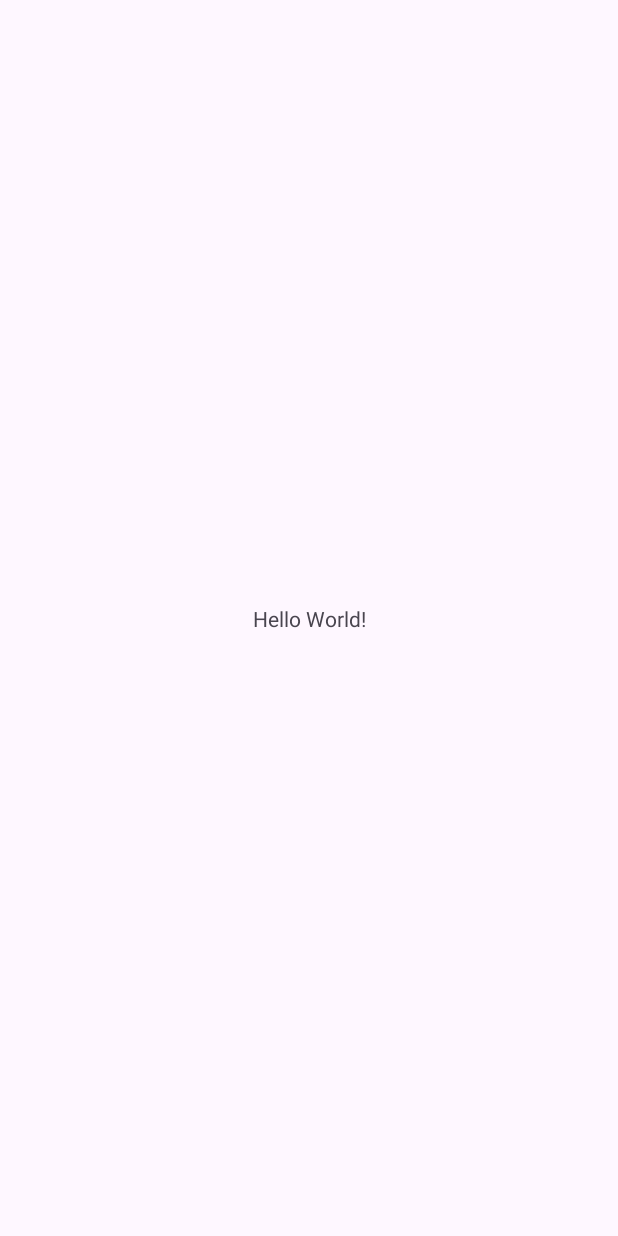
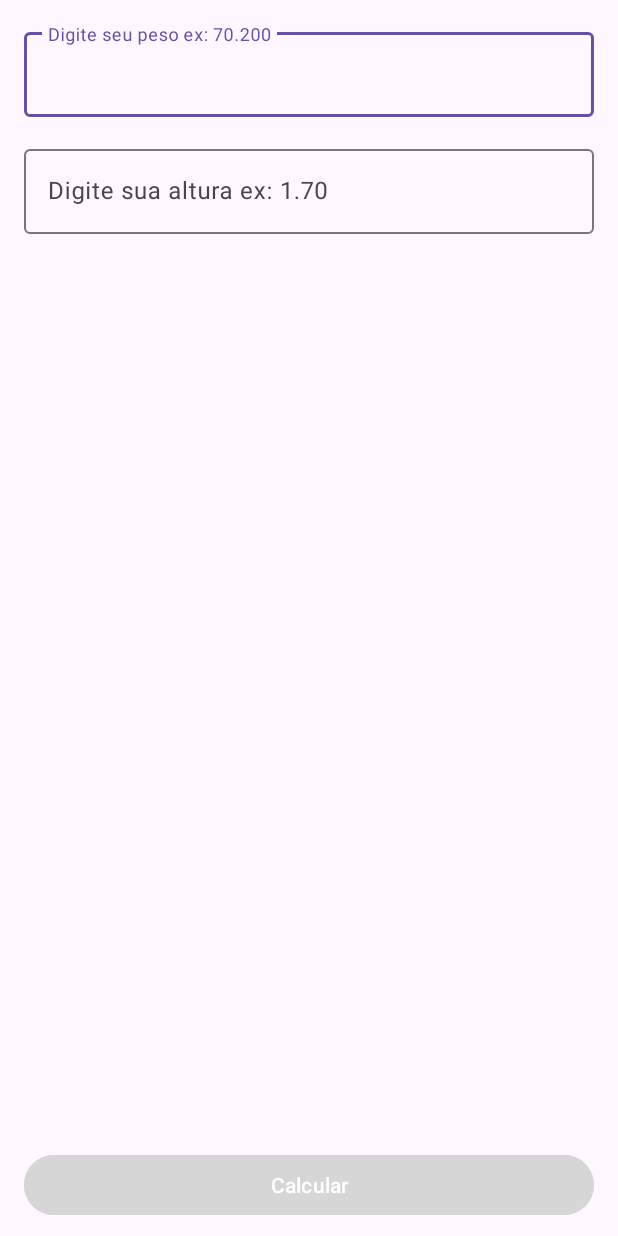
Before and after one commit to oLeonardosantos/calculadoraimc, an Android app: the screen it shows after launch (MainActivity), on a phone screen of 412 x 824 dp. Before the commit the screen is almost empty. Run offline under Robolectric (Android 15) with nearby library versions, the phone set to English and light mode, and no system bars.

Commit message:
Tela inicial editText

```diff
--- a/app/src/main/java/com/comunidadedevspace/imc/MainActivity.kt
+++ b/app/src/main/java/com/comunidadedevspace/imc/MainActivity.kt
@@ -1,11 +1,32 @@
 package com.comunidadedevspace.imc
 
+import android.os.Bundle
+import android.widget.Button
 import androidx.appcompat.app.AppCompatActivity
-import android.os.Bundle
+import com.google.android.material.textfield.TextInputEditText
 
 class MainActivity : AppCompatActivity() {
     override fun onCreate(savedInstanceState: Bundle?) {
         super.onCreate(savedInstanceState)
         setContentView(R.layout.activity_main)
+
+        // Recuperar os componentes EditTExt
+        // Criar uma variavél e associar o componente de UI<EditText>
+        // Recuperar o botao da tela
+
+        //Colocar a açao no botom
+        //Recuperar o texto digitado edtpeso
+
+        val edtPeso = findViewById<TextInputEditText>(R.id.edt_peso)
+        val edtAltura = findViewById<TextInputEditText>(R.id.edt_altura)
+
+        val btncalcular = findViewById<Button>(R.id.btn_calcular)
+
+        btncalcular.setOnClickListener {
+            val peso = edtPeso.text
+            val altura = edtAltura.text
+            println("leo acao do botao" + altura)
+        }
+
     }
 }
--- a/app/src/main/res/layout/activity_main.xml
+++ b/app/src/main/res/layout/activity_main.xml
@@ -6,13 +6,52 @@
     android:layout_height="match_parent"
     tools:context=".MainActivity">
 
-    <TextView
-        android:layout_width="wrap_content"
+    <Button
+        android:id="@+id/btn_calcular"
+        android:layout_width="match_parent"
         android:layout_height="wrap_content"
-        android:text="Hello World!"
+        android:text="Calcular"
+        android:backgroundTint="@color/purple"
         app:layout_constraintBottom_toBottomOf="parent"
         app:layout_constraintEnd_toEndOf="parent"
         app:layout_constraintStart_toStartOf="parent"
-        app:layout_constraintTop_toTopOf="parent" />
+        android:layout_marginEnd="16dp"
+        android:layout_marginStart="16dp"
+        android:layout_marginBottom="10dp"/>
+
+    <com.google.android.material.textfield.TextInputLayout
+        android:id="@+id/textInputLayout"
+        android:layout_width="match_parent"
+        android:layout_height="wrap_content"
+        android:layout_margin="16dp"
+        app:layout_constraintEnd_toEndOf="parent"
+        app:layout_constraintStart_toStartOf="parent"
+        app:layout_constraintTop_toTopOf="parent">
+
+        <com.google.android.material.textfield.TextInputEditText
+            android:id="@+id/edt_peso"
+            android:layout_width="match_parent"
+            android:layout_height="wrap_content"
+            android:hint="Digite seu peso ex: 70.200"
+            android:inputType="numberDecimal" />
+
+    </com.google.android.material.textfield.TextInputLayout>
+
+    <com.google.android.material.textfield.TextInputLayout
+        android:layout_width="match_parent"
+        android:layout_height="wrap_content"
+        android:layout_margin="16dp"
+        app:layout_constraintEnd_toEndOf="parent"
+        app:layout_constraintStart_toStartOf="parent"
+        app:layout_constraintTop_toBottomOf="@+id/textInputLayout">
+
+        <com.google.android.material.textfield.TextInputEditText
+            android:id="@+id/edt_altura"
+            android:layout_width="match_parent"
+            android:layout_height="wrap_content"
+            android:inputType="numberDecimal"
+            android:hint="Digite sua altura ex: 1.70" />
+
+    </com.google.android.material.textfield.TextInputLayout>
 
 </androidx.constraintlayout.widget.ConstraintLayout>
```
